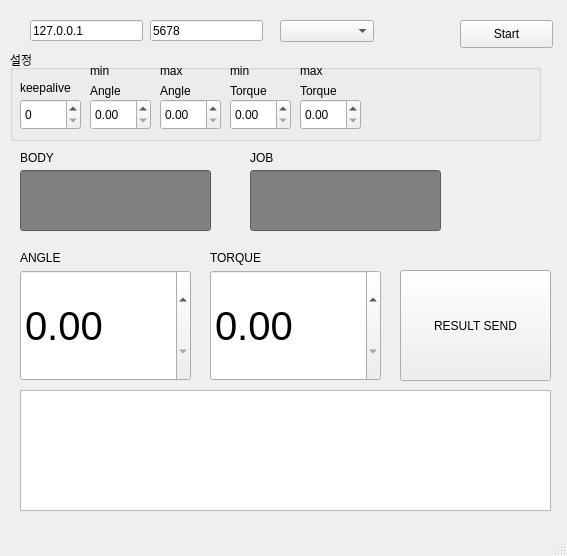
First picture: the form in wpms/test.ui, repository gusdnd3150/PF6000, before the edit.
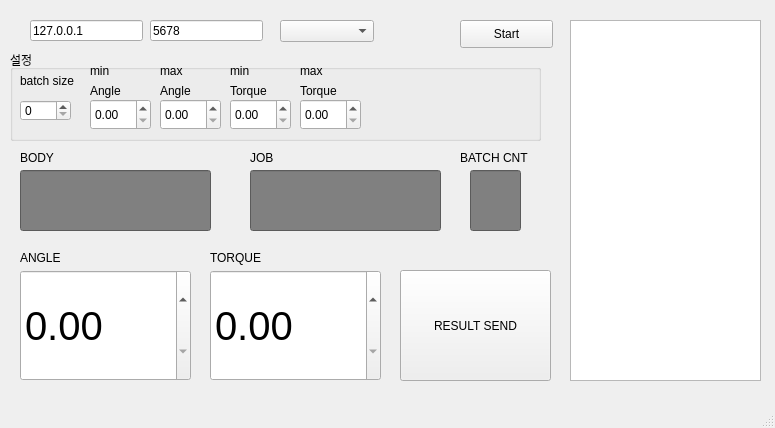
Second picture: the form after the edit.

Commit message: 체결결과 전송 로직 추가

What changed in the file:
```diff
--- a/wpms/test.ui
+++ b/wpms/test.ui
@@ -6,8 +6,8 @@
    <rect>
     <x>0</x>
     <y>0</y>
-    <width>567</width>
-    <height>556</height>
+    <width>775</width>
+    <height>428</height>
    </rect>
   </property>
   <property name="windowTitle">
@@ -180,32 +180,6 @@
     <property name="title">
      <string>설정</string>
     </property>
-    <widget class="QSpinBox" name="KEEPALIVE">
-     <property name="geometry">
-      <rect>
-       <x>10</x>
-       <y>49</y>
-       <width>61</width>
-       <height>31</height>
-      </rect>
-     </property>
-     <property name="whatsThis">
-      <string>&lt;html&gt;&lt;head/&gt;&lt;body&gt;&lt;p&gt;1&lt;/p&gt;&lt;/body&gt;&lt;/html&gt;</string>
-     </property>
-    </widget>
-    <widget class="QLabel" name="label_5">
-     <property name="geometry">
-      <rect>
-       <x>10</x>
-       <y>30</y>
-       <width>61</width>
-       <height>16</height>
-      </rect>
-     </property>
-     <property name="text">
-      <string>keepalive</string>
-     </property>
-    </widget>
     <widget class="QDoubleSpinBox" name="MINANG">
      <property name="geometry">
       <rect>
@@ -350,16 +324,29 @@
       <string>max</string>
      </property>
     </widget>
-   </widget>
-   <widget class="QTextEdit" name="LOG">
-    <property name="geometry">
-     <rect>
-      <x>20</x>
-      <y>390</y>
-      <width>531</width>
-      <height>121</height>
-     </rect>
-    </property>
+    <widget class="QSpinBox" name="BATCHSIZE">
+     <property name="geometry">
+      <rect>
+       <x>10</x>
+       <y>50</y>
+       <width>51</width>
+       <height>21</height>
+      </rect>
+     </property>
+    </widget>
+    <widget class="QLabel" name="label_14">
+     <property name="geometry">
+      <rect>
+       <x>10</x>
+       <y>20</y>
+       <width>61</width>
+       <height>21</height>
+      </rect>
+     </property>
+     <property name="text">
+      <string>batch size</string>
+     </property>
+    </widget>
    </widget>
    <widget class="QLineEdit" name="IP">
     <property name="geometry">
@@ -397,6 +384,51 @@
      </rect>
     </property>
    </widget>
+   <widget class="QLineEdit" name="BATCHCNT">
+    <property name="geometry">
+     <rect>
+      <x>470</x>
+      <y>170</y>
+      <width>51</width>
+      <height>61</height>
+     </rect>
+    </property>
+    <property name="styleSheet">
+     <string notr="true">QLineEdit{
+	font-size:30px;
+	background:gray
+}</string>
+    </property>
+    <property name="text">
+     <string/>
+    </property>
+    <property name="readOnly">
+     <bool>true</bool>
+    </property>
+   </widget>
+   <widget class="QLabel" name="label_5">
+    <property name="geometry">
+     <rect>
+      <x>460</x>
+      <y>150</y>
+      <width>91</width>
+      <height>16</height>
+     </rect>
+    </property>
+    <property name="text">
+     <string>BATCH CNT</string>
+    </property>
+   </widget>
+   <widget class="QTextEdit" name="LOG">
+    <property name="geometry">
+     <rect>
+      <x>570</x>
+      <y>20</y>
+      <width>191</width>
+      <height>361</height>
+     </rect>
+    </property>
+   </widget>
   </widget>
   <widget class="QMenuBar" name="menubar">
    <property name="geometry">
```
Left out of the diff: 4 changed lines with no effect on the pictures. The commit also changes 1 other file.
